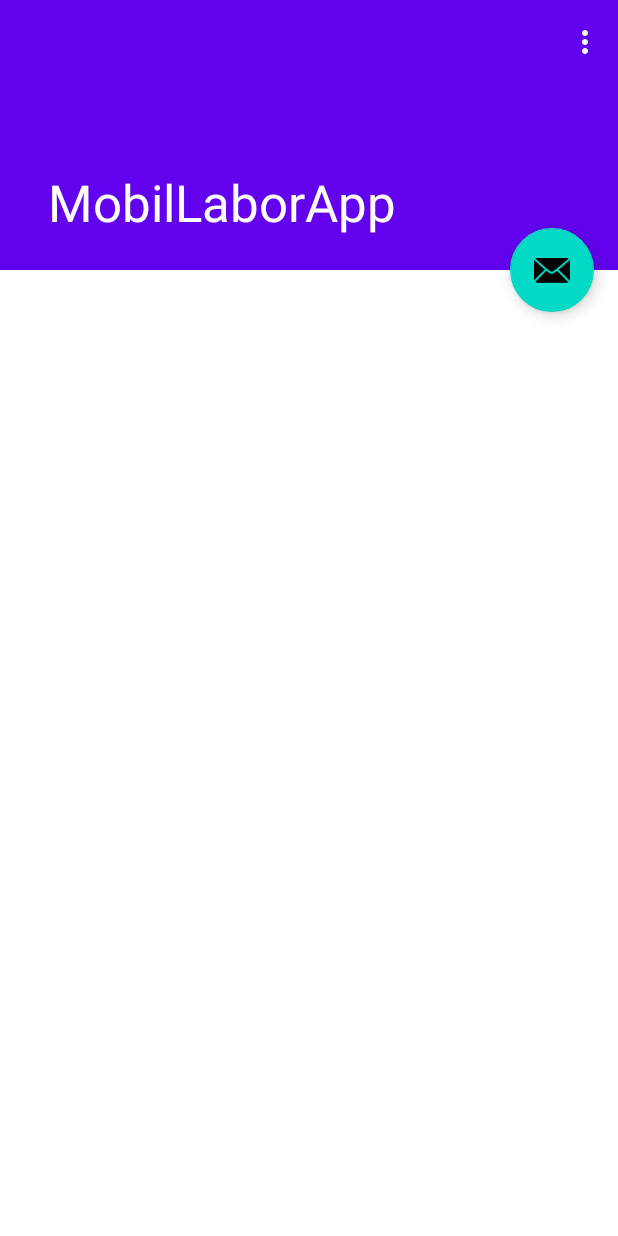
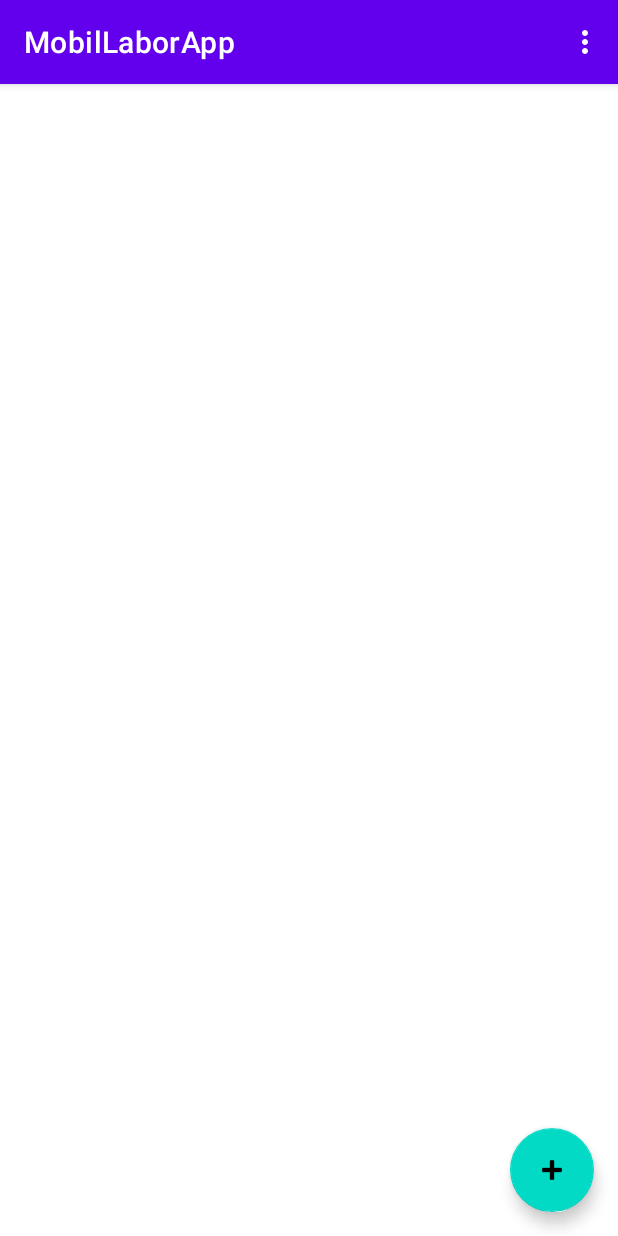
Before and after one commit to kozgot/MobilLablorApp, an Android app: the screen it shows after launch (ScrollingActivity), on a phone screen of 412 x 824 dp. Run offline under Robolectric (Android 15) with nearby library versions, the phone set to English and light mode, and no system bars; our stand-ins replace Dagger/Hilt's generated code, EventBus; pictures from the network do not load.

Commit message:
change appbar

```diff
--- a/app/src/main/java/com/example/mobillaborapp/ui/picturelist/ScrollingActivity.kt
+++ b/app/src/main/java/com/example/mobillaborapp/ui/picturelist/ScrollingActivity.kt
@@ -5,6 +5,7 @@ import com.google.android.material.appbar.CollapsingToolbarLayout
 import androidx.appcompat.app.AppCompatActivity
 import android.view.Menu
 import android.view.MenuItem
+import androidx.appcompat.widget.Toolbar
 import androidx.recyclerview.widget.LinearLayoutManager
 import com.example.mobillaborapp.R
 import com.example.mobillaborapp.injector
@@ -27,7 +28,7 @@ class ScrollingActivity : AppCompatActivity(), PicListScreen{
         injector.inject(this)
         setContentView(R.layout.activity_scrolling)
         setSupportActionBar(findViewById(R.id.toolbar))
-        findViewById<CollapsingToolbarLayout>(R.id.toolbar_layout).title = title
+        findViewById<Toolbar>(R.id.toolbar).title = title
         /*
         findViewById<FloatingActionButton>(R.id.fab).setOnClickListener { view ->
             navigateToAddImage()
--- a/app/src/main/res/layout/activity_scrolling.xml
+++ b/app/src/main/res/layout/activity_scrolling.xml
@@ -10,18 +10,9 @@
     <com.google.android.material.appbar.AppBarLayout
         android:id="@+id/app_bar"
         android:layout_width="match_parent"
-        android:layout_height="@dimen/app_bar_height"
+        android:layout_height="wrap_content"
         android:fitsSystemWindows="true"
         android:theme="@style/Theme.MobilLaborApp.AppBarOverlay">
-
-        <com.google.android.material.appbar.CollapsingToolbarLayout
-            android:id="@+id/toolbar_layout"
-            android:layout_width="match_parent"
-            android:layout_height="match_parent"
-            android:fitsSystemWindows="true"
-            app:contentScrim="?attr/colorPrimary"
-            app:layout_scrollFlags="scroll|exitUntilCollapsed"
-            app:toolbarId="@+id/toolbar">
 
             <androidx.appcompat.widget.Toolbar
                 android:id="@+id/toolbar"
@@ -30,7 +21,6 @@
                 app:layout_collapseMode="pin"
                 app:popupTheme="@style/Theme.MobilLaborApp.PopupOverlay" />
 
-        </com.google.android.material.appbar.CollapsingToolbarLayout>
     </com.google.android.material.appbar.AppBarLayout>
 
     <include layout="@layout/content_scrolling" />
@@ -39,9 +29,8 @@
         android:id="@+id/fab"
         android:layout_width="wrap_content"
         android:layout_height="wrap_content"
+        android:layout_gravity="bottom|end"
         android:layout_margin="@dimen/fab_margin"
-        app:layout_anchor="@id/app_bar"
-        app:layout_anchorGravity="bottom|end"
-        app:srcCompat="@android:drawable/ic_dialog_email" />
+        app:srcCompat="@android:drawable/ic_input_add" />
 
 </androidx.coordinatorlayout.widget.CoordinatorLayout>
```
